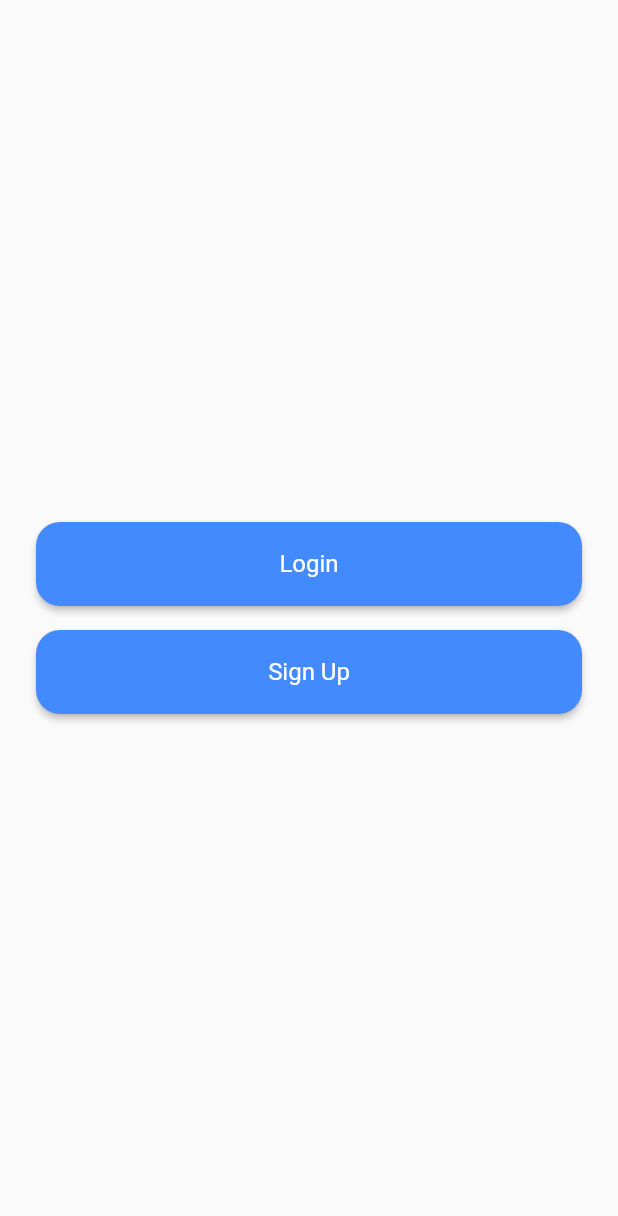
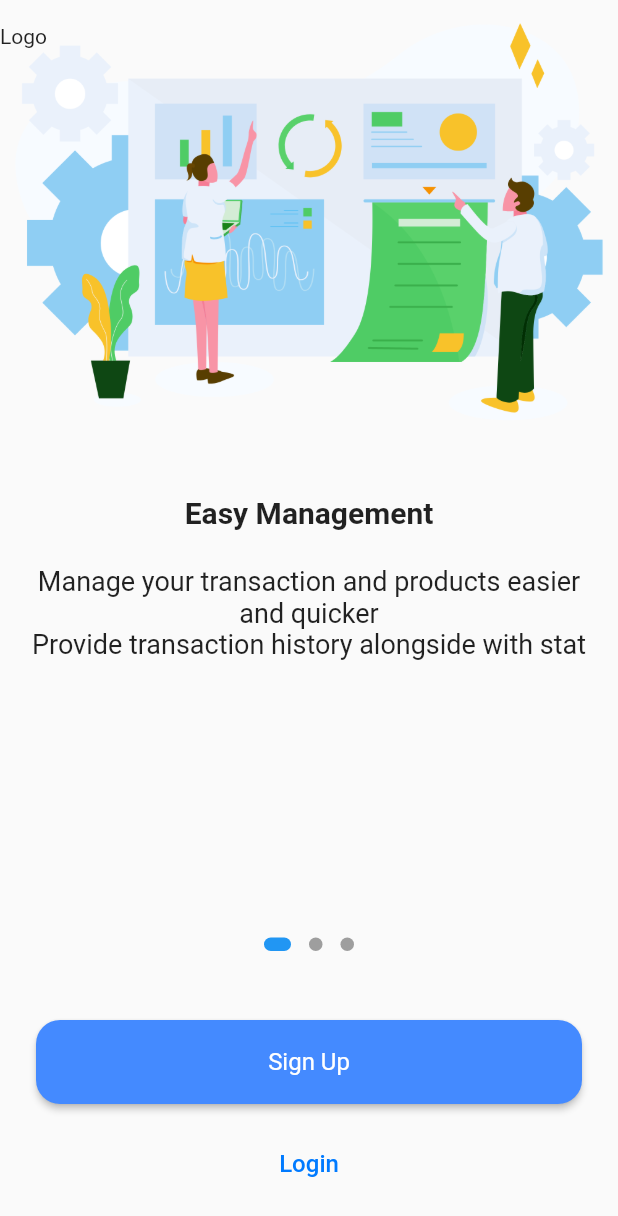
Before and after one commit to shlytn/POSKit, a Flutter app: the screen it shows after launch, on a phone screen of 412 x 824 dp. Shown: the top 1216 px of the screen. Run offline on Flutter 3.47's test engine with Material 2 defaults, Android fonts, the phone set to English and light mode, and no system bars; drawn by our look-alikes of introduction_screen; our stand-ins replace email_validator, fancy_bottom_navigation, firebase_auth, firebase_core, getwidget; accounts and stored records are empty.

Commit message:
refactor: mengkonfigurasi halaman onboarding

```diff
--- a/lib/ui/onboarding_page.dart
+++ b/lib/ui/onboarding_page.dart
@@ -1,36 +1,105 @@
+import 'package:dicoding_capstone_pos/common/styles.dart';
 import 'package:dicoding_capstone_pos/ui/login_page.dart';
 import 'package:dicoding_capstone_pos/ui/signup_page.dart';
 import 'package:dicoding_capstone_pos/widgets/rounded_button.dart';
 import 'package:flutter/cupertino.dart';
 import 'package:flutter/material.dart';
+import 'package:introduction_screen/introduction_screen.dart';
 
-class OnboardingPage extends StatelessWidget {
+class OnboardingPage extends StatefulWidget {
   static const routeName = '/welcome';
 
   const OnboardingPage({Key? key}) : super(key: key);
 
   @override
+  State<OnboardingPage> createState() => _OnboardingPageState();
+}
+
+class _OnboardingPageState extends State<OnboardingPage> {
+  final dotsDecorator = DotsDecorator(
+    size: const Size.square(9.0),
+    activeSize: const Size(18.0, 9.0),
+    activeShape:
+        RoundedRectangleBorder(borderRadius: BorderRadius.circular(5.0)),
+  );
+
+  @override
   Widget build(BuildContext context) {
     return Scaffold(
-      body: Container(
+      body: SafeArea(
+        child: Column(
+          children: [
+            Expanded(
+              child: IntroductionScreen(
+                globalHeader: const Align(
+                  alignment: Alignment.topLeft,
+                  child: SafeArea(
+                    child: Padding(
+                      padding: EdgeInsets.only(top: 16, right: 16),
+                      child: Text("Logo"),
+                    ),
+                  ),
+                ),
+                pages: _listPageViewModel,
+                showDoneButton: false,
+                showNextButton: false,
+                // isBottomSafeArea: true,
+                dotsDecorator: dotsDecorator,
+              ),
+            ),
+            Container(
               padding: const EdgeInsets.all(24.0),
               child: Column(
                 mainAxisAlignment: MainAxisAlignment.center,
                 children: [
                   RoundedButton(
                       onClick: () =>
-                    Navigator.pushNamed(context, LoginPage.routeName),
-                text: LoginPage.pageTitle),
+                          Navigator.pushNamed(context, SignUpPage.routeName),
+                      text: SignUpPage.pageTitle),
                   const SizedBox(
                     height: 16.0,
                   ),
-            RoundedButton(
-                onClick: () =>
-                    Navigator.pushNamed(context, SignUpPage.routeName),
-                text: SignUpPage.pageTitle),
+                  TextButton(
+                    onPressed: () =>
+                        Navigator.pushNamed(context, LoginPage.routeName),
+                    child: Text(LoginPage.pageTitle,
+                        style: TextStyle(fontSize: 16.0, color: primaryColor)),
+                  ),
+                ],
+              ),
+            ),
           ],
         ),
       ),
     );
   }
+
+  final List<PageViewModel> _listPageViewModel = [
+    PageViewModel(
+      title: "Easy Management",
+      body:
+          "Manage your transaction and products easier and quicker\nProvide transaction history alongside with stat",
+      image: Center(
+        child: Image.asset("images/onboarding/screen1.png"),
+      ),
+      decoration: const PageDecoration(
+        imagePadding: EdgeInsets.all(0.0)
+      )
+    ),
+    PageViewModel(
+      title: "Increased Efficiency",
+      body:
+          "More productive and time saving, help reduce numbers of operation",
+      image: Center(
+        child: Image.asset("images/onboarding/screen2.png"),
+      ),
+    ),
+    PageViewModel(
+      title: "More Accuracy",
+      body: "Minimalist mistake in your transaction",
+      image: Center(
+        child: Image.asset("images/onboarding/screen3.png"),
+      ),
+    ),
+  ];
 }
--- a/pubspec.yaml
+++ b/pubspec.yaml
@@ -39,6 +39,7 @@ dependencies:
   firebase_auth: ^3.3.0
   provider: ^6.0.1
   fancy_bottom_navigation: ^0.3.3
+  introduction_screen: ^2.1.0
   email_validator: ^2.0.1
 
 dev_dependencies:
```
Also changed, not shown: images/onboarding/screen1.png (added), images/onboarding/screen2.png (added), images/onboarding/screen3.png (added), pubspec.lock. Lines whose indentation alone changed are shown as unchanged.
